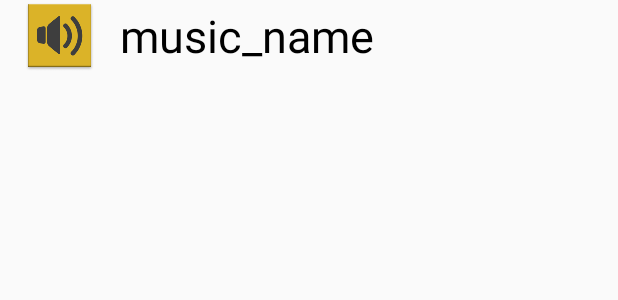
After one commit to pdelmonte/MusicBox, an Android app: the layout recycler_view_row_layout.xml on its own in the app's theme, with its tools: preview values and no code run, on a phone screen of 412 x 824 dp. The commit adds this screen. Shown: the top 300 px of the screen. Run offline under Robolectric (Android 15) with nearby library versions, the phone set to English and light mode, and no system bars.

Commit message:
Added RecyclerView and Item Classes and functionality but did not implement it yet.

```diff
--- a/app/build.gradle
+++ b/app/build.gradle
@@ -26,5 +26,6 @@ dependencies {
     })
     compile 'com.android.support:appcompat-v7:25.2.0'
     compile 'com.android.support.constraint:constraint-layout:1.0.0-beta5'
+    compile 'com.android.support:recyclerview-v7:25.2.0'
     testCompile 'junit:junit:4.12'
 }
--- a/app/src/main/java/org/bts/android/musicbox/PlayService.java
+++ b/app/src/main/java/org/bts/android/musicbox/PlayService.java
@@ -17,6 +17,8 @@ public class PlayService extends Service {
     private IBinder mBinder = new LocalBinder();
     private MediaPlayer mediaPlayer;
 
+    public String SongList[] = {"bensoundbrazilsamba.mp3", "bensoundcountryboy.mp3", "bensoundindia.mp3", "bensoundlittleplanet.mp3", "bensoundpsychedelic.mp3", "bensoundrelaxing.mp3", "bensoundtheelevatorbossanova.mp3" };
+
     public class LocalBinder extends Binder{
         PlayService getService(){ return PlayService.this;}
     }
@@ -34,7 +36,7 @@ public class PlayService extends Service {
     public void onCreate() {
         super.onCreate();
         Log.i(PlayService.TAG, "On Create");
-        this.mediaPlayer = MediaPlayer.create(this, R.raw.bensoundpsychedelic);
+        this.mediaPlayer = MediaPlayer.create(this, R.raw.bensoundrelaxing);
     }
 
     public MediaPlayer getMediaPlayer() {
--- a/app/src/main/res/layout/activity_player.xml
+++ b/app/src/main/res/layout/activity_player.xml
@@ -78,7 +78,7 @@
         android:layout_centerHorizontal="true"
         android:text="TextView" />
 
-    <ListView
+    <android.support.v7.widget.RecyclerView
         android:id="@+id/song_list_view"
         android:layout_width="match_parent"
         android:layout_height="match_parent"
--- /dev/null
+++ b/app/src/main/res/layout/recycler_view_row_layout.xml
@@ -0,0 +1,30 @@
+<?xml version="1.0" encoding="utf-8"?>
+<LinearLayout xmlns:android="http://schemas.android.com/apk/res/android"
+    android:orientation="vertical"
+    android:layout_width="match_parent"
+    android:layout_height="wrap_content"
+    android:paddingLeft="16dp"
+    android:paddingRight="16dp">
+
+    <LinearLayout
+        android:layout_width="match_parent"
+        android:layout_height="wrap_content"
+        android:orientation="horizontal">
+
+        <ImageView
+            android:id="@+id/im_title_row_layout"
+            android:layout_width="wrap_content"
+            android:layout_height="wrap_content"
+            android:src="@mipmap/ic_launcher"/>
+        <TextView
+            android:id="@+id/tv_title_row_layout"
+            android:layout_width="match_parent"
+            android:layout_height="wrap_content"
+            android:text="@string/tv_title_row_text"
+            android:textSize="30sp"
+            android:layout_gravity="center_vertical"
+            android:layout_marginLeft="@dimen/tv_row_title_margin"
+            android:textColor="@android:color/black"/>
+    </LinearLayout>
+
+</LinearLayout>
--- /dev/null
+++ b/app/src/main/res/values/dimens.xml
@@ -0,0 +1,4 @@
+<?xml version="1.0" encoding="utf-8"?>
+<resources>
+    <dimen name="tv_row_title_margin">16dp</dimen>
+</resources>
--- a/app/src/main/res/values/strings.xml
+++ b/app/src/main/res/values/strings.xml
@@ -5,4 +5,5 @@
     <string name="forward"><![CDATA[>>]]></string>
     <string name="pause">||</string>
     <string name="start_btn">Launch Media Player</string>
+    <string name="tv_title_row_text">music_name</string>
 </resources>
```
Also changed, not shown: app/src/main/java/org/bts/android/musicbox/Item.java (added, +47 -0 lines), app/src/main/java/org/bts/android/musicbox/MyListAdapterRecycler.java (added, +80 -0 lines), app/src/main/java/org/bts/android/musicbox/PlayerActivity.java (+36 -3 lines).
